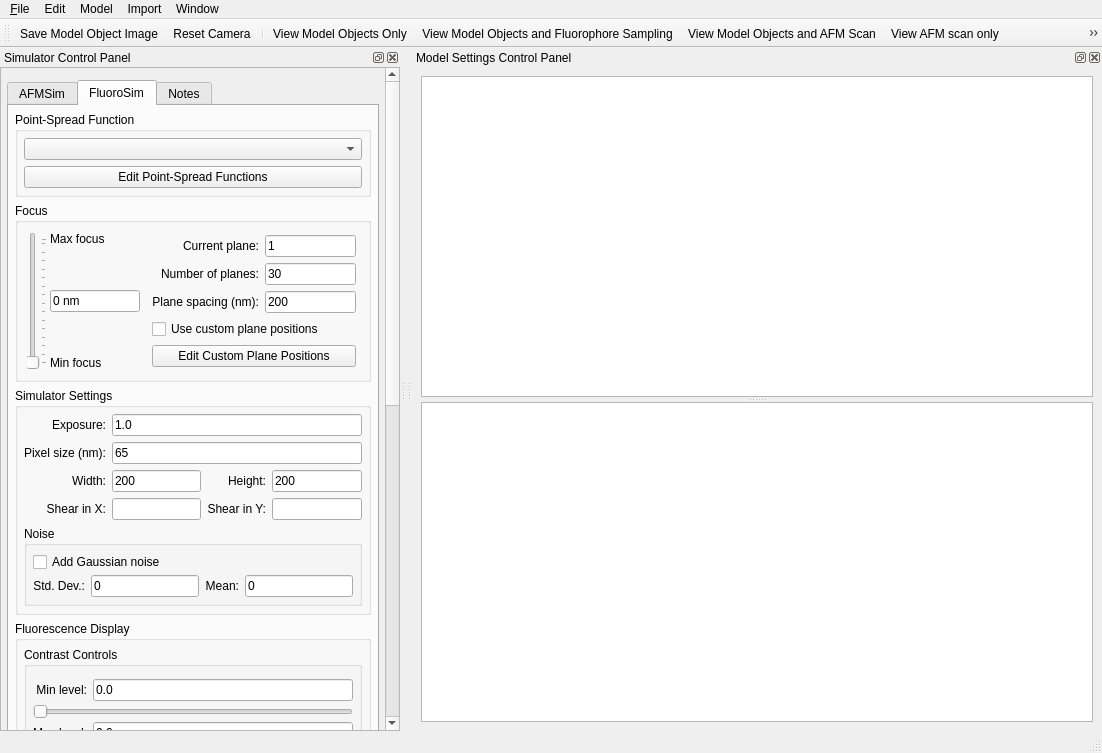
The window that apps/MicroscopeSimulator/MicroscopeSimulator.ui (CISMM/MicroscopeSimulator2) describes before a commit, drawn with Qt 5.
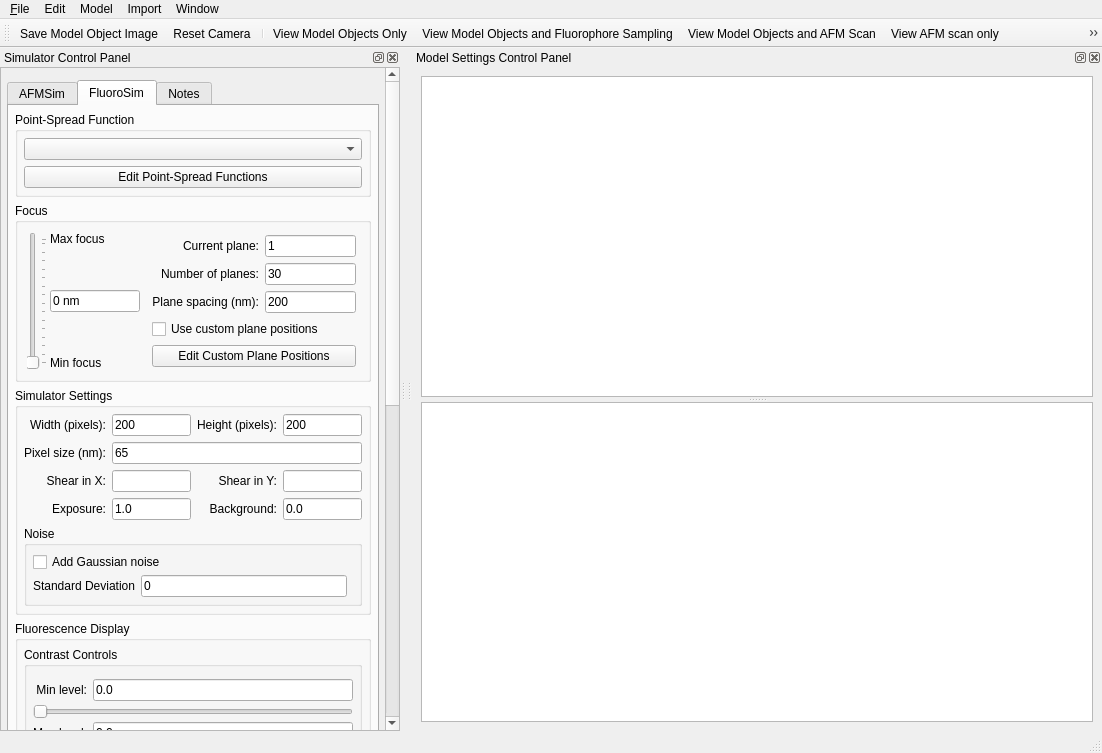
The same window after the commit. Icons and pictures are not drawn. Custom widgets are drawn as their Qt base class.

Commit message: Separated background intensity from noise generation as it doesn't require unsigned int support in GLSL programs.

```diff
--- a/apps/MicroscopeSimulator/MicroscopeSimulator.ui
+++ b/apps/MicroscopeSimulator/MicroscopeSimulator.ui
@@ -196,7 +196,7 @@
         <property name="geometry">
          <rect>
           <x>0</x>
-          <y>-522</y>
+          <y>-143</y>
           <width>381</width>
           <height>1320</height>
          </rect>
@@ -664,70 +664,7 @@
                 <property name="spacing">
                  <number>-1</number>
                 </property>
-                <item row="2" column="1">
-                 <widget class="QLineEdit" name="fluoroSimImageWidthEdit">
-                  <property name="toolTip">
-                   <string>Image width</string>
-                  </property>
-                  <property name="text">
-                   <string>200</string>
-                  </property>
-                 </widget>
-                </item>
-                <item row="2" column="0">
-                 <widget class="QLabel" name="fluoroSimImageWidthLabel">
-                  <property name="toolTip">
-                   <string>Image width</string>
-                  </property>
-                  <property name="text">
-                   <string>Width:</string>
-                  </property>
-                  <property name="alignment">
-                   <set>Qt::AlignRight|Qt::AlignTrailing|Qt::AlignVCenter</set>
-                  </property>
-                 </widget>
-                </item>
-                <item row="2" column="3">
-                 <widget class="QLineEdit" name="fluoroSimImageHeightEdit">
-                  <property name="toolTip">
-                   <string>Image height</string>
-                  </property>
-                  <property name="text">
-                   <string>200</string>
-                  </property>
-                 </widget>
-                </item>
-                <item row="2" column="2">
-                 <widget class="QLabel" name="fluoroSimImageHeightLabel">
-                  <property name="toolTip">
-                   <string>Image height</string>
-                  </property>
-                  <property name="text">
-                   <string>Height:</string>
-                  </property>
-                  <property name="alignment">
-                   <set>Qt::AlignRight|Qt::AlignTrailing|Qt::AlignVCenter</set>
-                  </property>
-                 </widget>
-                </item>
-                <item row="0" column="0">
-                 <widget class="QLabel" name="fluoroSimExposureLabel">
-                  <property name="text">
-                   <string>Exposure:</string>
-                  </property>
-                  <property name="alignment">
-                   <set>Qt::AlignRight|Qt::AlignTrailing|Qt::AlignVCenter</set>
-                  </property>
-                 </widget>
-                </item>
-                <item row="0" column="1" colspan="3">
-                 <widget class="QLineEdit" name="fluoroSimExposureEdit">
-                  <property name="text">
-                   <string>1.0</string>
-                  </property>
-                 </widget>
-                </item>
-                <item row="4" column="0" colspan="4">
+                <item row="8" column="0" colspan="4">
                  <widget class="QGroupBox" name="fluoroSimNoiseGroupBox">
                   <property name="enabled">
                    <bool>true</bool>
@@ -758,7 +695,7 @@
                       <bool>true</bool>
                      </property>
                      <property name="text">
-                      <string>Std. Dev.:</string>
+                      <string>Standard Deviation</string>
                      </property>
                      <property name="alignment">
                       <set>Qt::AlignRight|Qt::AlignTrailing|Qt::AlignVCenter</set>
@@ -775,33 +712,10 @@
                      </property>
                     </widget>
                    </item>
-                   <item row="1" column="2">
-                    <widget class="QLabel" name="fluoroSimMeanLabel">
-                     <property name="enabled">
-                      <bool>true</bool>
-                     </property>
-                     <property name="text">
-                      <string>Mean:</string>
-                     </property>
-                     <property name="alignment">
-                      <set>Qt::AlignRight|Qt::AlignTrailing|Qt::AlignVCenter</set>
-                     </property>
-                    </widget>
-                   </item>
-                   <item row="1" column="3">
-                    <widget class="QLineEdit" name="fluoroSimMeanEdit">
-                     <property name="enabled">
-                      <bool>true</bool>
-                     </property>
-                     <property name="text">
-                      <string>0</string>
-                     </property>
-                    </widget>
-                   </item>
                   </layout>
                  </widget>
                 </item>
-                <item row="3" column="0">
+                <item row="6" column="0">
                  <widget class="QLabel" name="fluoroSimShearInXLabel">
                   <property name="text">
                    <string>Shear in X:</string>
@@ -811,7 +725,7 @@
                   </property>
                  </widget>
                 </item>
-                <item row="3" column="2">
+                <item row="6" column="2">
                  <widget class="QLabel" name="fluoroSimShearInYLabel">
                   <property name="text">
                    <string>Shear in Y:</string>
@@ -821,12 +735,22 @@
                   </property>
                  </widget>
                 </item>
-                <item row="3" column="1">
+                <item row="6" column="1">
                  <widget class="QLineEdit" name="fluoroSimShearInXEdit"/>
                 </item>
-                <item row="3" column="3">
+                <item row="6" column="3">
                  <widget class="QLineEdit" name="fluoroSimShearInYEdit"/>
                 </item>
+                <item row="1" column="0">
+                 <widget class="QLabel" name="fluoroSimPixelSizeLabel">
+                  <property name="text">
+                   <string>Pixel size (nm):</string>
+                  </property>
+                  <property name="alignment">
+                   <set>Qt::AlignRight|Qt::AlignTrailing|Qt::AlignVCenter</set>
+                  </property>
+                 </widget>
+                </item>
                 <item row="1" column="1" colspan="3">
                  <widget class="QLineEdit" name="fluoroSimPixelSizeEdit">
                   <property name="text">
@@ -834,16 +758,92 @@
                   </property>
                  </widget>
                 </item>
-                <item row="1" column="0">
-                 <widget class="QLabel" name="fluoroSimPixelSizeLabel">
+                <item row="7" column="0">
+                 <widget class="QLabel" name="fluoroSimExposureLabel">
                   <property name="text">
-                   <string>Pixel size (nm):</string>
+                   <string>Exposure:</string>
                   </property>
                   <property name="alignment">
                    <set>Qt::AlignRight|Qt::AlignTrailing|Qt::AlignVCenter</set>
                   </property>
                  </widget>
                 </item>
+                <item row="7" column="1">
+                 <widget class="QLineEdit" name="fluoroSimExposureEdit">
+                  <property name="text">
+                   <string>1.0</string>
+                  </property>
+                 </widget>
+                </item>
+                <item row="7" column="2">
+                 <widget class="QLabel" name="fluoroSimBackgroundIntensityLabel">
+                  <property name="toolTip">
+                   <string>Background intensity</string>
+                  </property>
+                  <property name="text">
+                   <string>Background:</string>
+                  </property>
+                  <property name="alignment">
+                   <set>Qt::AlignRight|Qt::AlignTrailing|Qt::AlignVCenter</set>
+                  </property>
+                 </widget>
+                </item>
+                <item row="7" column="3">
+                 <widget class="QLineEdit" name="fluoroSimBackgroundIntensityEdit">
+                  <property name="toolTip">
+                   <string>Background intensity</string>
+                  </property>
+                  <property name="text">
+                   <string>0.0</string>
+                  </property>
+                 </widget>
+                </item>
+                <item row="0" column="0">
+                 <widget class="QLabel" name="fluoroSimImageWidthLabel">
+                  <property name="toolTip">
+                   <string>Image width</string>
+                  </property>
+                  <property name="text">
+                   <string>Width (pixels):</string>
+                  </property>
+                  <property name="alignment">
+                   <set>Qt::AlignRight|Qt::AlignTrailing|Qt::AlignVCenter</set>
+                  </property>
+                 </widget>
+                </item>
+                <item row="0" column="1">
+                 <widget class="QLineEdit" name="fluoroSimImageWidthEdit">
+                  <property name="toolTip">
+                   <string>Image width</string>
+                  </property>
+                  <property name="text">
+                   <string>200</string>
+                  </property>
+                 </widget>
+                </item>
+                <item row="0" column="2">
+                 <widget class="QLabel" name="fluoroSimImageHeightLabel">
+                  <property name="toolTip">
+                   <string>Image height</string>
+                  </property>
+                  <property name="text">
+                   <string>Height (pixels):</string>
+                  </property>
+                  <property name="alignment">
+                   <set>Qt::AlignRight|Qt::AlignTrailing|Qt::AlignVCenter</set>
+                  </property>
+                 </widget>
+                </item>
+                <item row="0" column="3">
+                 <widget class="QLineEdit" name="fluoroSimImageHeightEdit">
+                  <property name="toolTip">
+                   <string>Image height</string>
+                  </property>
+                  <property name="text">
+                   <string>200</string>
+                  </property>
+                 </widget>
+                </item>
                </layout>
               </widget>
              </item>
```
The commit also changes 6 other files.
